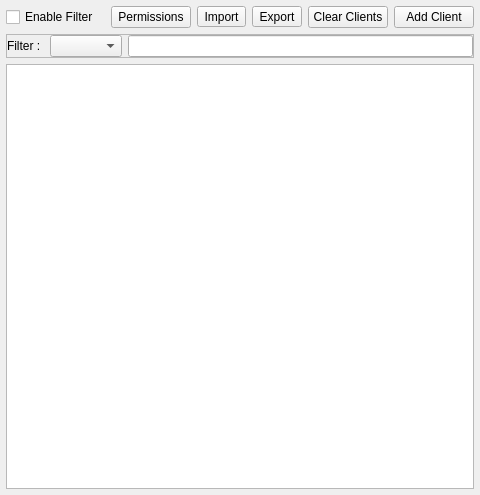
Above: src/widget/quamodbusclienttree.ui from juangburgos/QUaModbusClient before the change. Below: the same form after it.
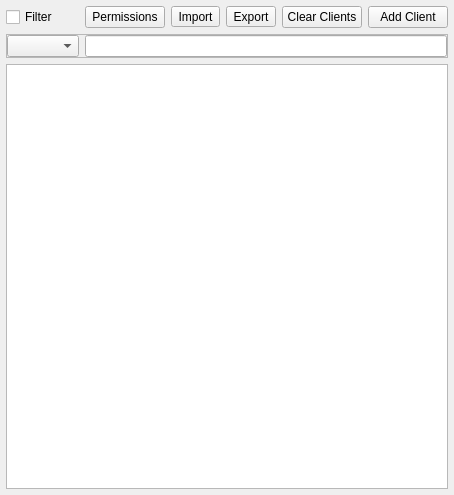
That is the form after the change. Custom widgets are drawn as their Qt base class.

Patch:
```diff
--- a/src/widget/quamodbusclienttree.ui
+++ b/src/widget/quamodbusclienttree.ui
@@ -51,7 +51,7 @@
    <item row="0" column="0">
     <widget class="QCheckBox" name="checkBoxFilter">
      <property name="text">
-      <string>Enable Filter</string>
+      <string>Filter</string>
      </property>
     </widget>
    </item>
@@ -83,13 +83,6 @@
       <property name="bottomMargin">
        <number>0</number>
       </property>
-      <item>
-       <widget class="QLabel" name="labelFilter">
-        <property name="text">
-         <string>Filter : </string>
-        </property>
-       </widget>
-      </item>
       <item>
        <widget class="QComboBox" name="comboBoxFilterType"/>
       </item>
```
